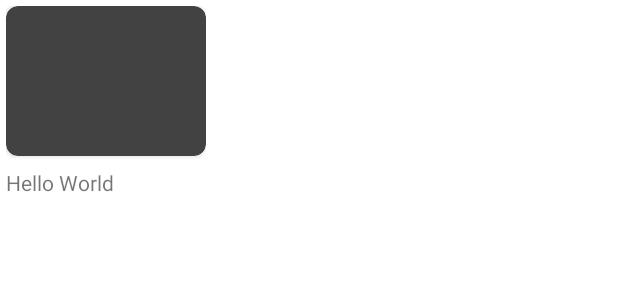
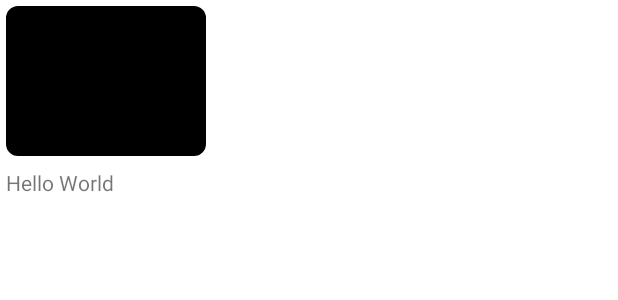
Before and after one commit to jcnoriega/MyVideoGamesAndroid, an Android app: the layout home_simple_item.xml on its own in the app's theme, with its tools: preview values and no code run, on a phone screen of 412 x 824 dp. Shown: the top 300 px of the screen. Run offline under Robolectric (Android 15) with nearby library versions, the phone set to English and light mode, and no system bars; network calls fail.

Commit message:
Added network call and glide for image preloader

```diff
--- a/app/src/main/java/com/example/myvideogames/MainActivity.kt
+++ b/app/src/main/java/com/example/myvideogames/MainActivity.kt
@@ -11,7 +11,9 @@ import androidx.navigation.ui.setupActionBarWithNavController
 import androidx.navigation.ui.setupWithNavController
 import com.example.myvideogames.databinding.ActivityMainBinding
 import com.example.myvideogames.ui.MediaPlayerFragment
+import dagger.hilt.android.AndroidEntryPoint
 
+@AndroidEntryPoint
 class MainActivity : AppCompatActivity() {
 
     private lateinit var binding: ActivityMainBinding
--- a/app/src/main/java/com/example/myvideogames/ui/helpers/EpoxyCarouseBuilder.kt
+++ b/app/src/main/java/com/example/myvideogames/ui/helpers/EpoxyCarouseBuilder.kt
@@ -1,5 +1,6 @@
 package com.example.myvideogames.ui.helpers
 
+import com.airbnb.epoxy.Carousel
 import com.airbnb.epoxy.CarouselModelBuilder
 import com.airbnb.epoxy.CarouselModel_
 import com.airbnb.epoxy.EpoxyModel
@@ -21,6 +22,7 @@ import com.airbnb.epoxy.ModelCollector
  * @link https://github.com/airbnb/epoxy/issues/847
  */
 fun ModelCollector.carouselBuilder(builder: EpoxyCarouselBuilder.() -> Unit): CarouselModel_ {
+    Carousel.setDefaultGlobalSnapHelperFactory(null)
     val carouselBuilder = EpoxyCarouselBuilder().apply { builder() }
     add(carouselBuilder.carouselModel)
     return carouselBuilder.carouselModel
--- a/app/src/main/res/layout/home_simple_item.xml
+++ b/app/src/main/res/layout/home_simple_item.xml
@@ -1,36 +1,26 @@
 <?xml version="1.0" encoding="utf-8"?>
-<layout xmlns:android="http://schemas.android.com/apk/res/android"
+<androidx.constraintlayout.widget.ConstraintLayout xmlns:android="http://schemas.android.com/apk/res/android"
     xmlns:tools="http://schemas.android.com/tools"
-    xmlns:app="http://schemas.android.com/apk/res-auto">
-
-    <data>
-
-        <variable
-            name="text"
-            type="String" />
-        <variable
-            name="onClick"
-            type="android.view.View.OnClickListener" />
-
-    </data>
-
-    <androidx.constraintlayout.widget.ConstraintLayout
+    xmlns:app="http://schemas.android.com/apk/res-auto"
+    android:id="@+id/simple_item_layout"
     android:layout_width="wrap_content"
     android:layout_height="wrap_content"
     android:padding="4dp">
 
-        <androidx.cardview.widget.CardView
+    <com.google.android.material.imageview.ShapeableImageView
         android:id="@+id/thumbnail"
         android:layout_width="0dp"
         android:layout_height="100dp"
         app:layout_constraintDimensionRatio="4:3"
-            app:cardBackgroundColor="@color/cardview_dark_background"
-            app:cardCornerRadius="8dp"
+        android:background="@color/black"
+        android:scaleType="centerCrop"
+        app:shapeAppearanceOverlay="@style/rounded_corner"
         app:layout_constraintEnd_toEndOf="parent"
         app:layout_constraintStart_toStartOf="parent"
         app:layout_constraintTop_toTopOf="parent" />
 
     <TextView
+        android:id="@+id/name"
         android:layout_width="0dp"
         android:layout_height="wrap_content"
         android:background="?attr/selectableItemBackground"
@@ -45,5 +35,3 @@
         app:layout_constraintTop_toBottomOf="@id/thumbnail"
         tools:text="Hello World" />
 </androidx.constraintlayout.widget.ConstraintLayout>
-
-</layout>
--- /dev/null
+++ b/app/src/main/res/values/styles.xml
@@ -0,0 +1,6 @@
+<?xml version="1.0" encoding="utf-8"?>
+<resources>
+    <style name="rounded_corner">
+        <item name="cornerSize">8dp</item>
+    </style>
+</resources>
--- a/build.gradle
+++ b/build.gradle
@@ -1,6 +1,8 @@
 // Top-level build file where you can add configuration options common to all sub-projects/modules.
+
 plugins {
     id 'com.android.application' version '8.0.1' apply false
     id 'com.android.library' version '8.0.1' apply false
     id 'org.jetbrains.kotlin.android' version '1.8.20' apply false
+    id 'com.google.dagger.hilt.android' version '2.44' apply false
 }
```
Also changed, not shown: app/build.gradle (+9 -0 lines), app/src/main/AndroidManifest.xml (+6 -1 lines), app/src/main/java/com/example/myvideogames/MyVideoGamesApplication.kt (added, +7 -0 lines), app/src/main/java/com/example/myvideogames/data/Game.kt (added, +7 -0 lines), app/src/main/java/com/example/myvideogames/data/RAWGamesService.kt (deleted, +0 -29 lines), app/src/main/java/com/example/myvideogames/data/network/ApiKeyInterceptor.kt (added, +23 -0 lines), app/src/main/java/com/example/myvideogames/data/network/PagedResponse.kt (added, +8 -0 lines), app/src/main/java/com/example/myvideogames/data/network/RAWGamesService.kt (added, +44 -0 lines), app/src/main/java/com/example/myvideogames/di/DataModules.kt (added, +9 -0 lines), app/src/main/java/com/example/myvideogames/ui/SimpleGameItem.kt (added, +53 -0 lines), app/src/main/java/com/example/myvideogames/ui/home/HomeFeedEpoxyController.kt (added, +38 -0 lines), app/src/main/java/com/example/myvideogames/ui/home/HomeFragment.kt (+24 -58 lines), app/src/main/java/com/example/myvideogames/ui/home/HomeViewModel.kt (+22 -3 lines). Lines whose indentation alone changed are shown as unchanged.
